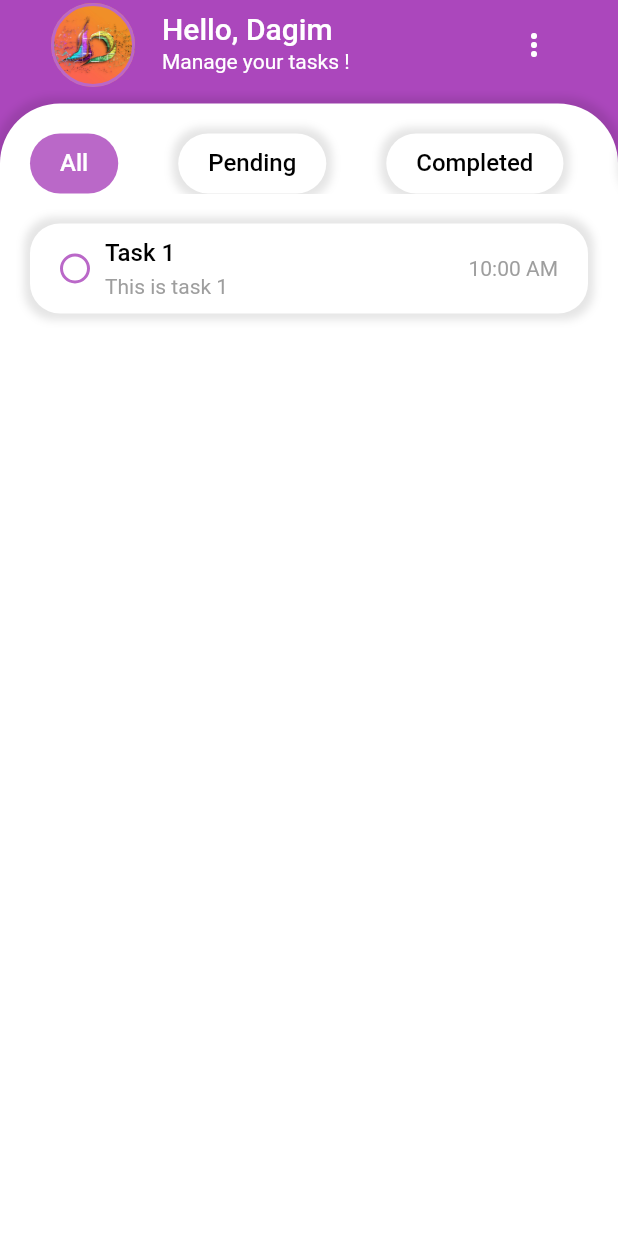
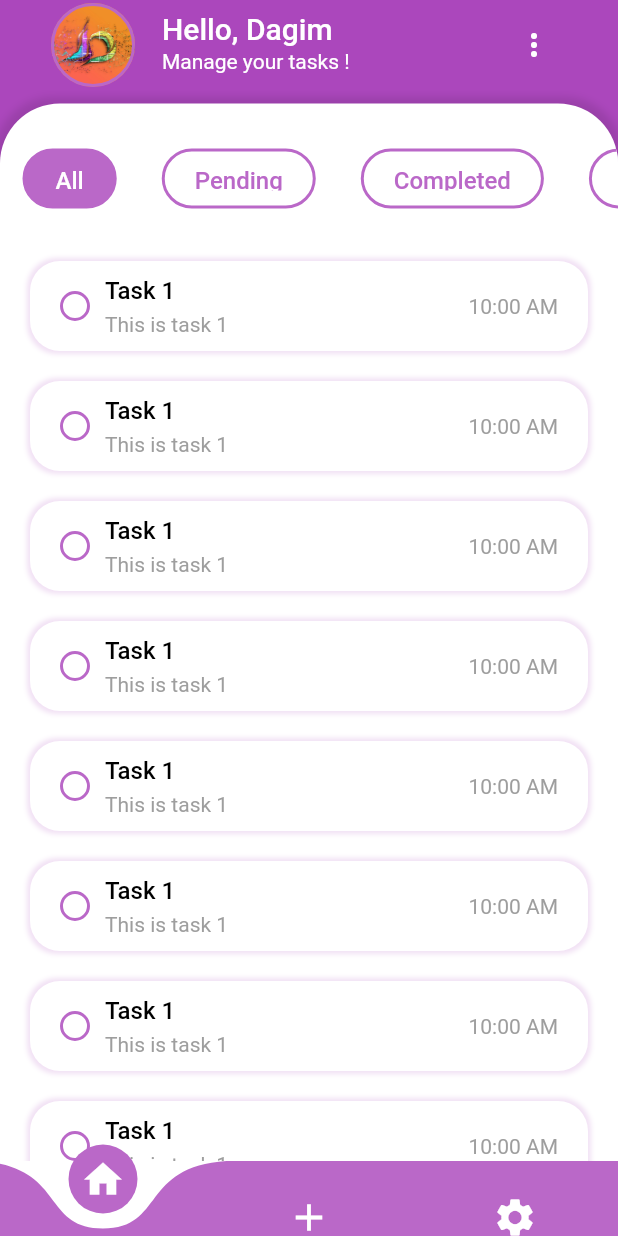
Before and after one commit to dagimg-dot/DoTo, a Flutter app: the screen it shows after launch, on a phone screen of 412 x 824 dp. Run offline on Flutter 3.47's test engine with Material 2 defaults, Android fonts, the phone set to English and light mode, and no system bars; drawn by our look-alikes of curved_navigation_bar; our stand-ins replace animated_splash_screen.

```diff
--- a/lib/pages/home_page.dart
+++ b/lib/pages/home_page.dart
@@ -1,3 +1,7 @@
+import 'dart:developer';
+
+import 'package:curved_navigation_bar/curved_navigation_bar.dart';
+import 'package:doto/widgets/horizontal_chip_list.dart';
 import 'package:flutter/material.dart';
 
 import '../utils/constants.dart';
@@ -48,7 +52,7 @@ class _MyHomePageState extends State<MyHomePage> {
       body: Container(
         margin: const EdgeInsets.only(top: 9.0),
         decoration: BoxDecoration(
-          color: Colors.white,
+          color: ColorScheme.fromSwatch().surface,
           borderRadius: const BorderRadius.only(
             topLeft: Radius.circular(40),
             topRight: Radius.circular(40),
@@ -70,134 +74,62 @@ class _MyHomePageState extends State<MyHomePage> {
               // horizontal list view for chips of categories like all, pending, completed and cancelled
               Container(
                 height: 60,
-                child: ListView(
-                  scrollDirection: Axis.horizontal,
-                  children: [
-                    // all
-                    Container(
-                      margin: const EdgeInsets.only(
-                          top: 20.0, left: 20.0, right: 20.0),
-                      padding: const EdgeInsets.symmetric(
-                          horizontal: 20.0, vertical: 10.0),
-                      decoration: BoxDecoration(
-                        color: secondaryColor,
-                        borderRadius: BorderRadius.circular(20.0),
+                margin: const EdgeInsets.only(bottom: 15, top: 10),
+                child: HorizontalChipList(
+                  chips: const [
+                    "All",
+                    "Pending",
+                    "Completed",
+                    "Cancelled",
+                  ],
+                  onTap: (index) {
+                    log("$index");
+                  },
                 ),
-                      child: const Text(
-                        'All',
-                        style: TextStyle(
-                          fontSize: 16,
-                          fontWeight: FontWeight.w500,
-                          color: Colors.white,
+              ),
+              Expanded(
+                child: ListView.builder(
+                  itemCount: 10,
+                  itemBuilder: (context, index) {
+                    return taskItem();
+                  },
+                ),
+              ),
+            ],
           ),
         ),
       ),
-                    // pending
-                    Container(
-                      margin: const EdgeInsets.only(
-                          top: 20.0, left: 20.0, right: 20.0),
-                      padding: const EdgeInsets.symmetric(
-                          horizontal: 20.0, vertical: 10.0),
+      bottomNavigationBar: CurvedNavigationBar(
+        backgroundColor: Colors.white,
+        color: secondaryColor,
+        animationDuration: const Duration(milliseconds: 300),
+        height: 50,
+        items: [
+          iconMaker(Icons.home),
+          iconMaker(Icons.add),
+          iconMaker(Icons.settings),
+        ],
+      ),
+    );
+  }
+
+  Icon iconMaker(IconData icon) {
+    return Icon(icon, color: Colors.white, size: 30);
+  }
+
+  Container taskItem() {
+    return Container(
+      margin: const EdgeInsets.only(top: 20.0, left: 20.0, right: 20.0),
+      padding: const EdgeInsets.symmetric(horizontal: 20.0, vertical: 10.0),
       decoration: BoxDecoration(
         color: Colors.white,
         borderRadius: BorderRadius.circular(20.0),
         boxShadow: [
           BoxShadow(
-                            color: Colors.black.withOpacity(0.1),
-                            spreadRadius: 4,
-                            blurRadius: 4,
-                            offset: const Offset(
-                                0, 0), // changes position of shadow
-                          ),
-                        ],
-                      ),
-                      child: const Text(
-                        'Pending',
-                        style: TextStyle(
-                          fontSize: 16,
-                          fontWeight: FontWeight.w500,
-                          color: Colors.black,
-                        ),
-                      ),
-                    ),
-                    // completed
-                    Container(
-                      margin: const EdgeInsets.only(
-                          top: 20.0, left: 20.0, right: 20.0),
-                      padding: const EdgeInsets.symmetric(
-                          horizontal: 20.0, vertical: 10.0),
-                      decoration: BoxDecoration(
-                        color: Colors.white,
-                        borderRadius: BorderRadius.circular(20.0),
-                        boxShadow: [
-                          BoxShadow(
-                            color: Colors.black.withOpacity(0.1),
-                            spreadRadius: 4,
-                            blurRadius: 4,
-                            offset: const Offset(
-                                0, 0), // changes position of shadow
-                          ),
-                        ],
-                      ),
-                      child: const Text(
-                        'Completed',
-                        style: TextStyle(
-                          fontSize: 16,
-                          fontWeight: FontWeight.w500,
-                          color: Colors.black,
-                        ),
-                      ),
-                    ),
-                    // cancelled
-                    Container(
-                      margin: const EdgeInsets.only(
-                          top: 20.0, left: 20.0, right: 20.0),
-                      padding: const EdgeInsets.symmetric(
-                          horizontal: 20.0, vertical: 10.0),
-                      decoration: BoxDecoration(
-                        color: Colors.white,
-                        borderRadius: BorderRadius.circular(20.0),
-                        boxShadow: [
-                          BoxShadow(
-                            color: Colors.black.withOpacity(0.1),
-                            spreadRadius: 4,
-                            blurRadius: 4,
-                            offset: const Offset(
-                                0, 0), // changes position of shadow
-                          ),
-                        ],
-                      ),
-                      child: const Text(
-                        'Cancelled',
-                        style: TextStyle(
-                          fontSize: 16,
-                          fontWeight: FontWeight.w500,
-                          color: Colors.black,
-                        ),
-                      ),
-                    ),
-                  ],
-                ),
-              ),
-              Expanded(
-                child: ListView(
-                  children: [
-                    // task 1
-                    Container(
-                      margin: const EdgeInsets.only(
-                          top: 20.0, left: 20.0, right: 20.0),
-                      padding: const EdgeInsets.symmetric(
-                          horizontal: 20.0, vertical: 10.0),
-                      decoration: BoxDecoration(
-                        color: Colors.white,
-                        borderRadius: BorderRadius.circular(20.0),
-                        boxShadow: [
-                          BoxShadow(
-                            color: Colors.black.withOpacity(0.1),
-                            spreadRadius: 4,
-                            blurRadius: 4,
-                            offset: const Offset(
-                                0, 0), // changes position of shadow
+            color: secondaryColor.withOpacity(0.2),
+            spreadRadius: 2,
+            blurRadius: 2,
+            offset: const Offset(0, 0), // changes position of shadow
           ),
         ],
       ),
@@ -252,15 +184,6 @@ class _MyHomePageState extends State<MyHomePage> {
           ),
         ],
       ),
-                    ),
-                    // task 2
-                  ],
-                ),
-              ),
-            ],
-          ),
-        ),
-      ),
     );
   }
 }
```
Lines whose indentation alone changed are shown as unchanged.
